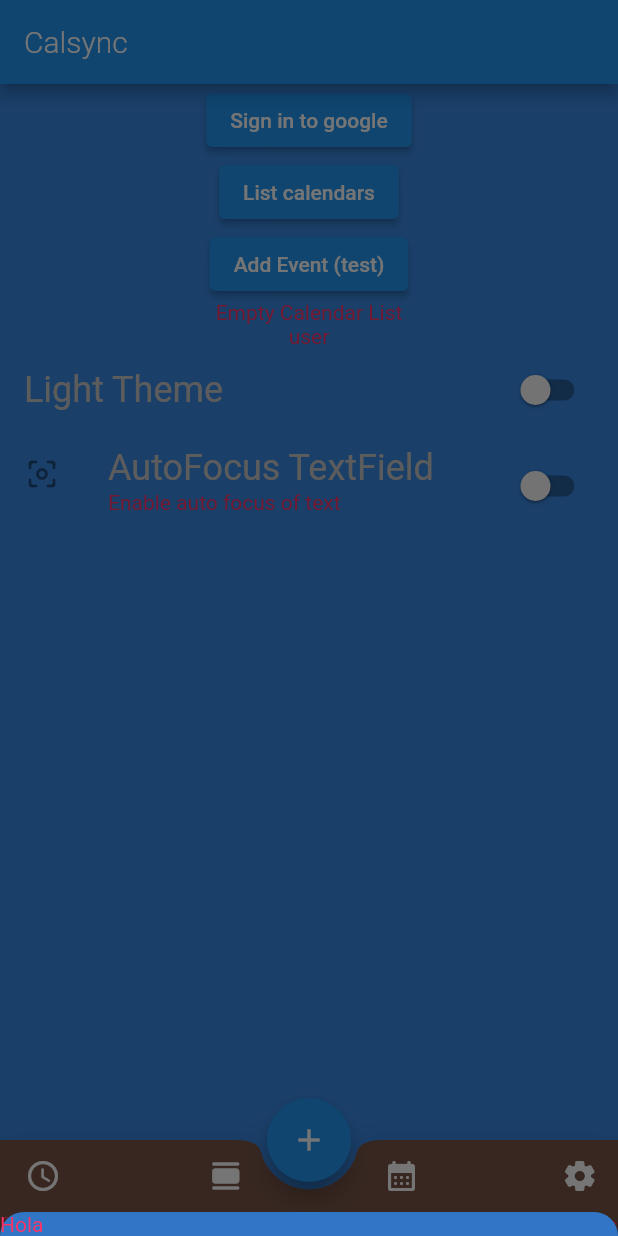
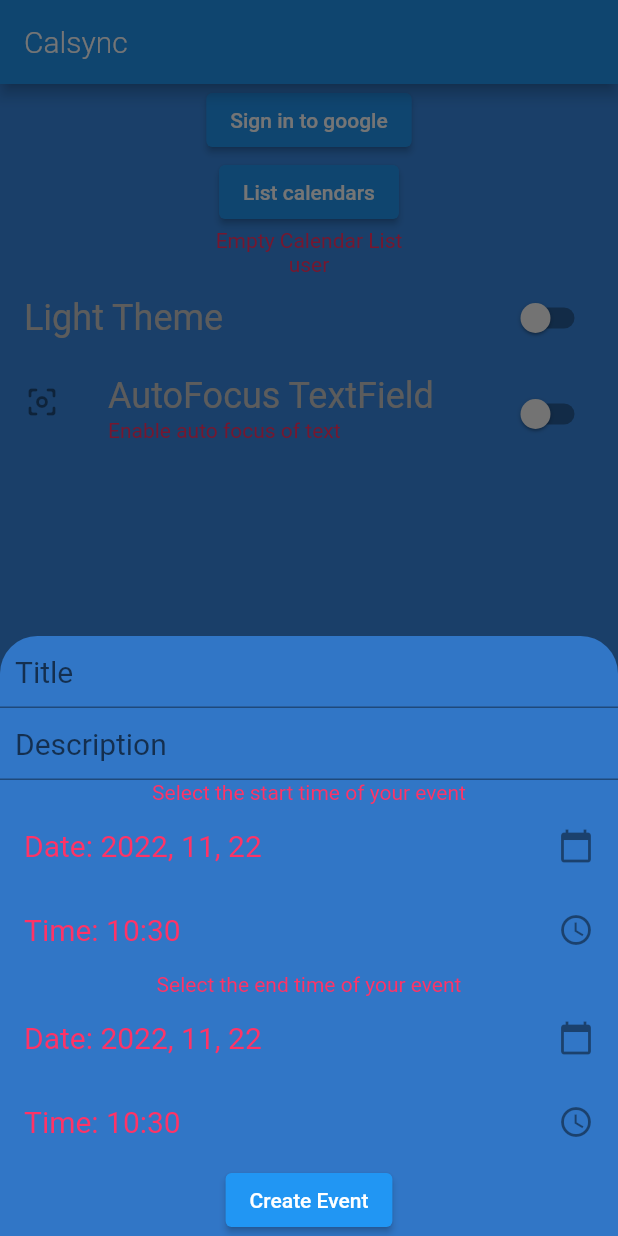
Before and after one commit to tiwaojo/calcsync, a Flutter app: the screen it shows after launch, item 4 of the bottom bar chosen, after a tap on the "add" icon, on a phone screen of 412 x 824 dp. Run offline on Flutter 3.47's test engine with Material 2 defaults, Android fonts, the phone set to English and light mode, and no system bars; our stand-ins replace cloud_firestore, firebase_core, google_fonts, google_sign_in, googleapis_auth, shared_preferences and 1 more; missing offline and left inert: extension_google_sign_in_as_googleapis_auth, googleapis; accounts and stored records are empty; Roboto replaces fonts that are missing (Phenomena).

Commit message:
Integrating add_events into the app UI Signed-off-by: Aaditya Rajput <aadiraj09@yahoo.com>
Signed-off-by: Aaditya Rajput <aadiraj09@yahoo.com>

```diff
--- a/lib/add_events.dart
+++ b/lib/add_events.dart
@@ -4,22 +4,22 @@ import '../db/firestore_crud.dart';
 import '../db/firestore.dart';
 import '../models/event.dart';
 
-class add_events extends StatelessWidget {
+// class add_events extends StatelessWidget {
+//   @override
+//   Widget build(BuildContext context) {
+//     return MaterialApp(
+//       title: " Test",
+//       home: addEvent(),
+//     );
+//   }
+// }
+
+class AddEvent extends StatefulWidget {
   @override
-  Widget build(BuildContext context) {
-    return MaterialApp(
-      title: " Test",
-      home: addEvent(),
-    );
-  }
+  State<AddEvent> createState() => _AddEventState();
 }
 
-class addEvent extends StatefulWidget {
-  @override
-  State<addEvent> createState() => _addEventState();
-}
-
-class _addEventState extends State<addEvent> {
+class _AddEventState extends State<AddEvent> {
   String title = '';
   String discription = '';
   DateTime start_day = DateTime.now();
@@ -29,12 +29,7 @@ class _addEventState extends State<addEvent> {
 
   @override
   Widget build(BuildContext context) {
-    return Scaffold(
-      appBar: AppBar(
-        title: Text('Add Event'),
-        centerTitle: true,
-      ),
-      body: Container(
+    return Container(
       child: Column(children: [
         TextFormField(
           decoration: InputDecoration(hintText: 'Title'),
@@ -78,12 +73,11 @@ class _addEventState extends State<addEvent> {
         ),
         ElevatedButton(
             onPressed: () {
-                create_event(title, discription, start_day, start_time, end_day,
-                    end_time);
+              create_event(
+                  title, discription, start_day, start_time, end_day, end_time);
             },
             child: Text("Create Event")),
       ]),
-      ),
     );
   }
 
--- a/lib/auth/calsync_auth.dart
+++ b/lib/auth/calsync_auth.dart
@@ -101,12 +101,6 @@ class _CalsyncAuthState extends State<CalsyncAuth> {
         ElevatedButton(
             onPressed: _handleSignIn, child: Text("Sign in to google")),
         ElevatedButton(onPressed: listCalendars, child: Text("List calendars")),
-        ElevatedButton(
-            onPressed: () {
-              Navigator.push(context,
-                  MaterialPageRoute(builder: (context) => add_events()));
-            },
-            child: Text("Add Event (test)")),
         Text(calList),
         Text(userDetails)
       ],
--- a/lib/main.dart
+++ b/lib/main.dart
@@ -7,6 +7,7 @@ import 'package:firebase_core/firebase_core.dart';
 import 'package:flutter/foundation.dart';
 import 'package:flutter/material.dart';
 import 'package:provider/provider.dart';
+import 'package:calsync/add_events.dart';
 
 import 'firebase_options.dart';
 
@@ -171,9 +172,9 @@ class _CalSyncHomePageState extends State<CalSyncHomePage> {
             showModalBottomSheet(
                 context: context,
                 builder: (context) {
-                  return const SingleChildScrollView(
-                    // child: AddEvent(),
-                    child: Text("Hola"),
+                  return SingleChildScrollView(
+                    child: AddEvent(),
+                    //child: Text("Hola"),
                   );
                 },
                 backgroundColor: Theme.of(context).disabledColor,
```
Lines whose indentation alone changed are shown as unchanged.
